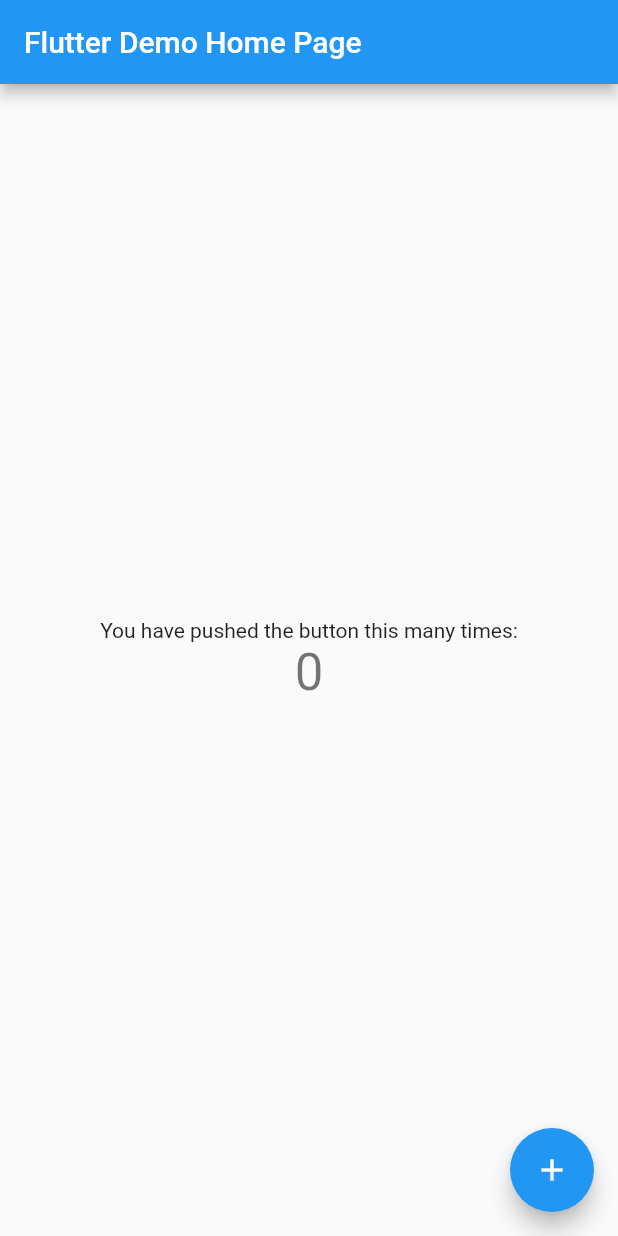
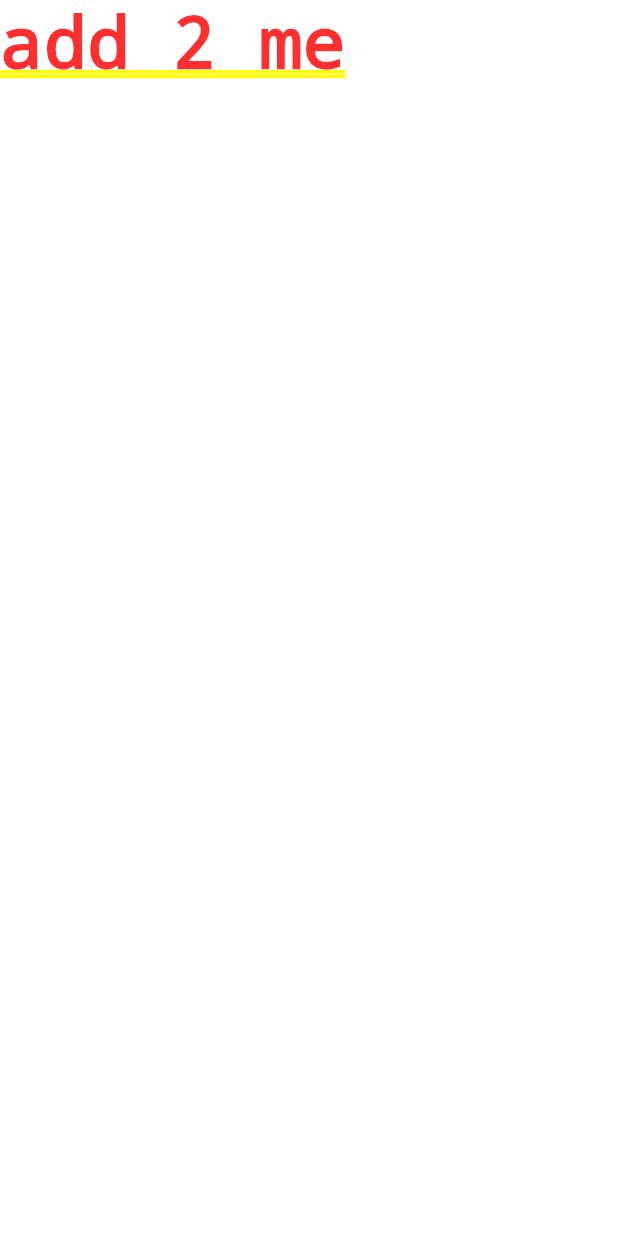
Before and after one commit to MattLeighGibbs/Journal_MobileDevProject, a Flutter app: the screen it shows after launch, on a phone screen of 412 x 824 dp. Run offline on Flutter 3.47's test engine with Material 2 defaults, Android fonts, the phone set to English and light mode, and no system bars.

Commit message:
Laying down the general file foundation of the project. Next comes pkgs

```diff
--- /dev/null
+++ b/journal/lib/database_wrapper.dart
@@ -0,0 +1,5 @@
+///
+/// Self explanatory.
+/// Pull DB functions into here.
+/// Static functions, you know the drill.
+///
--- a/journal/lib/main.dart
+++ b/journal/lib/main.dart
@@ -1,113 +1,13 @@
 import 'package:flutter/material.dart';
 
 void main() {
-  runApp(MyApp());
+  runApp(JournalApp());
 }
 
-class MyApp extends StatelessWidget {
+class JournalApp extends StatelessWidget {
   // This widget is the root of your application.
   @override
   Widget build(BuildContext context) {
-    return MaterialApp(
-      title: 'Flutter Demo',
-      theme: ThemeData(
-        // This is the theme of your application.
-        //
-        // Try running your application with "flutter run". You'll see the
-        // application has a blue toolbar. Then, without quitting the app, try
-        // changing the primarySwatch below to Colors.green and then invoke
-        // "hot reload" (press "r" in the console where you ran "flutter run",
-        // or simply save your changes to "hot reload" in a Flutter IDE).
-        // Notice that the counter didn't reset back to zero; the application
-        // is not restarted.
-        primarySwatch: Colors.blue,
-      ),
-      home: MyHomePage(title: 'Flutter Demo Home Page'),
-    );
+    return MaterialApp(title: 'Journal', home: Text('add 2 me'));
   }
 }
-
-class MyHomePage extends StatefulWidget {
-  MyHomePage({Key? key, required this.title}) : super(key: key);
-
-  // This widget is the home page of your application. It is stateful, meaning
-  // that it has a State object (defined below) that contains fields that affect
-  // how it looks.
-
-  // This class is the configuration for the state. It holds the values (in this
-  // case the title) provided by the parent (in this case the App widget) and
-  // used by the build method of the State. Fields in a Widget subclass are
-  // always marked "final".
-
-  final String title;
-
-  @override
-  _MyHomePageState createState() => _MyHomePageState();
-}
-
-class _MyHomePageState extends State<MyHomePage> {
-  int _counter = 0;
-
-  void _incrementCounter() {
-    setState(() {
-      // This call to setState tells the Flutter framework that something has
-      // changed in this State, which causes it to rerun the build method below
-      // so that the display can reflect the updated values. If we changed
-      // _counter without calling setState(), then the build method would not be
-      // called again, and so nothing would appear to happen.
-      _counter++;
-    });
-  }
-
-  @override
-  Widget build(BuildContext context) {
-    // This method is rerun every time setState is called, for instance as done
-    // by the _incrementCounter method above.
-    //
-    // The Flutter framework has been optimized to make rerunning build methods
-    // fast, so that you can just rebuild anything that needs updating rather
-    // than having to individually change instances of widgets.
-    return Scaffold(
-      appBar: AppBar(
-        // Here we take the value from the MyHomePage object that was created by
-        // the App.build method, and use it to set our appbar title.
-        title: Text(widget.title),
-      ),
-      body: Center(
-        // Center is a layout widget. It takes a single child and positions it
-        // in the middle of the parent.
-        child: Column(
-          // Column is also a layout widget. It takes a list of children and
-          // arranges them vertically. By default, it sizes itself to fit its
-          // children horizontally, and tries to be as tall as its parent.
-          //
-          // Invoke "debug painting" (press "p" in the console, choose the
-          // "Toggle Debug Paint" action from the Flutter Inspector in Android
-          // Studio, or the "Toggle Debug Paint" command in Visual Studio Code)
-          // to see the wireframe for each widget.
-          //
-          // Column has various properties to control how it sizes itself and
-          // how it positions its children. Here we use mainAxisAlignment to
-          // center the children vertically; the main axis here is the vertical
-          // axis because Columns are vertical (the cross axis would be
-          // horizontal).
-          mainAxisAlignment: MainAxisAlignment.center,
-          children: <Widget>[
-            Text(
-              'You have pushed the button this many times:',
-            ),
-            Text(
-              '$_counter',
-              style: Theme.of(context).textTheme.headline4,
-            ),
-          ],
-        ),
-      ),
-      floatingActionButton: FloatingActionButton(
-        onPressed: _incrementCounter,
-        tooltip: 'Increment',
-        child: Icon(Icons.add),
-      ), // This trailing comma makes auto-formatting nicer for build methods.
-    );
-  }
-}
--- /dev/null
+++ b/journal/lib/theme_drawer.dart
@@ -0,0 +1,6 @@
+///
+///
+///  This will be the drawer widget that contains the option
+///  between   Light <-> Dark   modes
+///
+///
```
Also changed, not shown: journal/lib/entry_form.dart (added).
